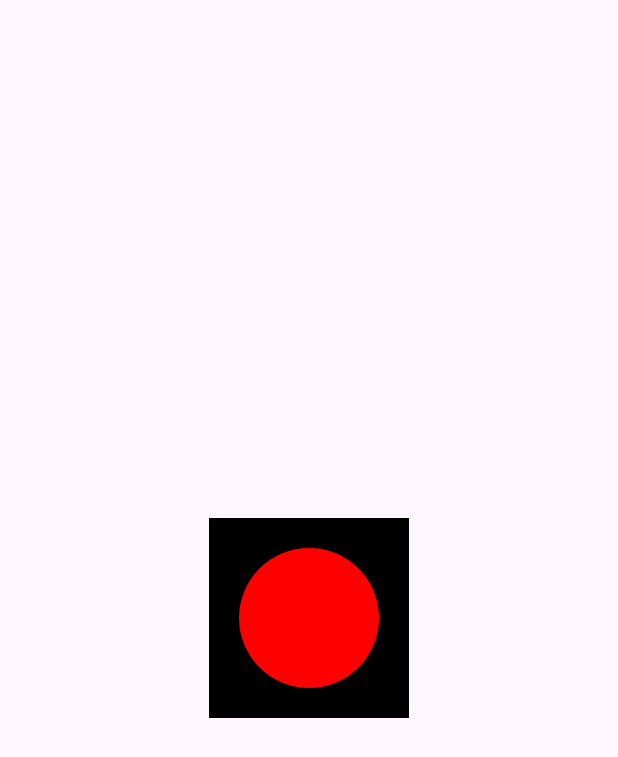
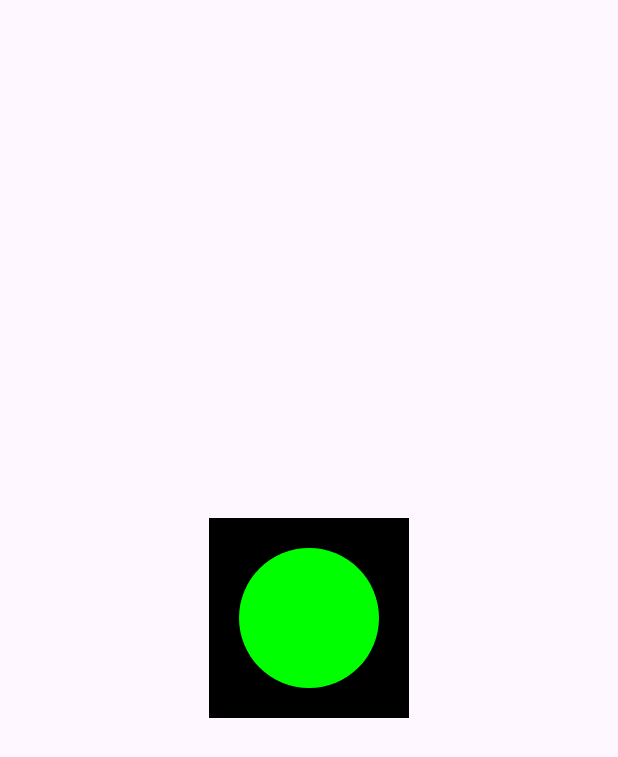
Before and after one commit to qq2339300630/AndroidUtils, an Android app: the screen it shows after launch (MainActivity), on a phone screen of 412 x 824 dp. Shown: the top 757 px of the screen. Run offline under Robolectric (Android 15) with nearby library versions, the phone set to English and light mode, and no system bars.

Commit message:
feat:小demo 添加颜色属性在attr中

```diff
--- a/app/src/main/java/com/example/androidutils/view/CircleView.kt
+++ b/app/src/main/java/com/example/androidutils/view/CircleView.kt
@@ -6,13 +6,22 @@ import android.graphics.Color
 import android.graphics.Paint
 import android.util.AttributeSet
 import android.view.View
+import com.example.androidutils.R
+import androidx.core.content.withStyledAttributes
 
 class CircleView @JvmOverloads constructor(context: Context, attributeSet: AttributeSet) :
     View(context, attributeSet, 0) {
+    var mColor = Color.RED
+
     val mPaint = Paint()
     init {
-        mPaint.setColor(Color.RED)
+        context.withStyledAttributes(attributeSet, R.styleable.CircleView) {
+            mColor = getColor(R.styleable.CircleView_circleColor, mColor)
+            mPaint.setColor(mColor)
+        }
     }
+
+
 
     override fun onMeasure(widthMeasureSpec: Int, heightMeasureSpec: Int) {
         // super 中兼容了EXACTLY
--- a/app/src/main/res/layout/activity_main.xml
+++ b/app/src/main/res/layout/activity_main.xml
@@ -11,6 +11,7 @@
         android:layout_width="wrap_content"
         android:layout_height="wrap_content"
         android:background="@color/black"
+        app:circleColor="#00ff00"
         android:padding="20dp"
         android:text="Hello World!"
         app:layout_constraintBottom_toBottomOf="parent"
--- /dev/null
+++ b/app/src/main/res/values/attrs.xml
@@ -0,0 +1,6 @@
+<?xml version="1.0" encoding="utf-8"?>
+<resources>
+    <declare-styleable name="CircleView">
+        <attr name="circleColor" format="color" />
+    </declare-styleable>
+</resources>
```
